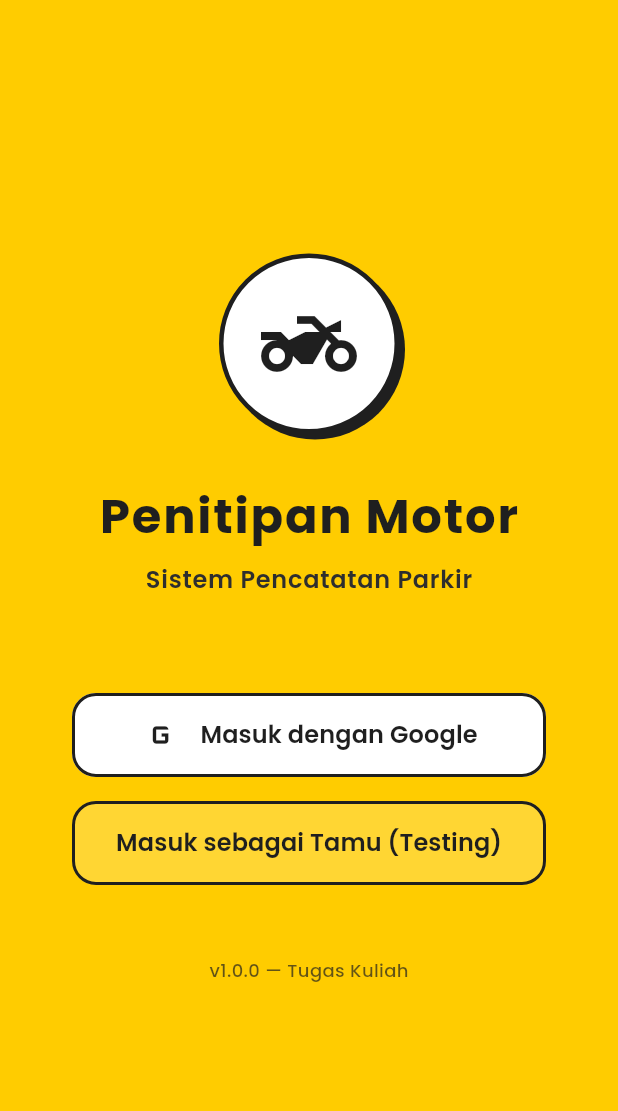
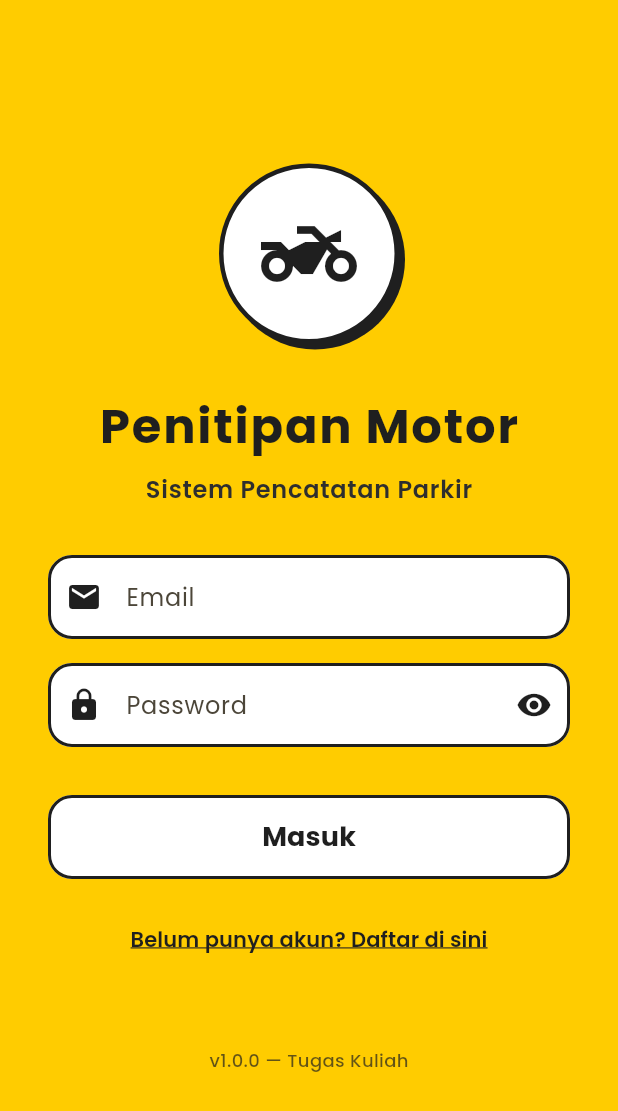
Before and after one commit to JohnyAprtlo/penitipan-motor-app, a Flutter app: the screen it shows after launch, on a phone screen of 412 x 824 dp. Shown: the top 1111 px of the screen. Run offline on Flutter 3.47's test engine with Material 3 defaults, Android fonts, the phone set to English and light mode, and no system bars; our stand-ins replace cloud_firestore, firebase_auth, firebase_core, google_fonts, google_sign_in; accounts and stored records are empty.

Commit message:
Migrate to Email Auth

```diff
--- a/lib/screens/login_screen.dart
+++ b/lib/screens/login_screen.dart
@@ -2,6 +2,7 @@ import 'package:flutter/material.dart';
 import '../services/auth_service.dart';
 import '../utils/constants.dart';
 import 'dashboard_screen.dart';
+import 'register_screen.dart';
 
 class LoginScreen extends StatefulWidget {
   const LoginScreen({super.key});
@@ -13,7 +14,11 @@ class LoginScreen extends StatefulWidget {
 class _LoginScreenState extends State<LoginScreen>
     with SingleTickerProviderStateMixin {
   final AuthService _authService = AuthService();
+  final _formKey = GlobalKey<FormState>();
+  final _emailController = TextEditingController();
+  final _passwordController = TextEditingController();
   bool _isLoading = false;
+  bool _obscurePassword = true;
   late AnimationController _animController;
   late Animation<double> _fadeAnim;
 
@@ -34,47 +39,39 @@ class _LoginScreenState extends State<LoginScreen>
   @override
   void dispose() {
     _animController.dispose();
+    _emailController.dispose();
+    _passwordController.dispose();
     super.dispose();
   }
 
-  Future<void> _handleGoogleSignIn() async {
+  Future<void> _handleLogin() async {
+    if (!_formKey.currentState!.validate()) return;
+
     setState(() => _isLoading = true);
-    final user = await _authService.signInWithGoogle();
-    setState(() => _isLoading = false);
+
+    try {
+      final user = await _authService.loginWithEmailPassword(
+        _emailController.text.trim(),
+        _passwordController.text,
+      );
 
       if (user != null && mounted) {
         Navigator.pushReplacement(
           context,
           MaterialPageRoute(builder: (_) => const DashboardScreen()),
         );
-    } else if (mounted) {
+      }
+    } catch (e) {
+      if (mounted) {
         ScaffoldMessenger.of(context).showSnackBar(
           const SnackBar(
-          content: Text('Login dibatalkan atau gagal'),
+            content: Text('Email atau Password salah.'),
             backgroundColor: AppColors.danger,
           ),
         );
       }
-  }
-
-  Future<void> _handleAnonymousSignIn() async {
-    setState(() => _isLoading = true);
-    final user = await _authService.signInAnonymously();
-    if (!mounted) return;
-    setState(() => _isLoading = false);
-
-    if (user != null) {
-      Navigator.pushReplacement(
-        context,
-        MaterialPageRoute(builder: (_) => const DashboardScreen()),
-      );
-    } else {
-      ScaffoldMessenger.of(context).showSnackBar(
-        const SnackBar(
-          content: Text('Login Guest gagal, cek setingan Firebase Auth'),
-          backgroundColor: AppColors.danger,
-        ),
-      );
+    } finally {
+      if (mounted) setState(() => _isLoading = false);
     }
   }
 
@@ -137,18 +134,85 @@ class _LoginScreenState extends State<LoginScreen>
                     letterSpacing: 0.5,
                   ),
                 ),
-                const SizedBox(height: 64),
+                const SizedBox(height: 32),
+
+                // Form Login
+                Padding(
+                  padding: const EdgeInsets.symmetric(horizontal: 32),
+                  child: Form(
+                    key: _formKey,
+                    child: Column(
+                      children: [
+                        TextFormField(
+                          controller: _emailController,
+                          keyboardType: TextInputType.emailAddress,
+                          decoration: InputDecoration(
+                            hintText: 'Email',
+                            prefixIcon: const Icon(Icons.email, color: AppColors.textPrimary),
+                            filled: true,
+                            fillColor: AppColors.surface,
+                            border: OutlineInputBorder(
+                              borderRadius: BorderRadius.circular(16),
+                              borderSide: const BorderSide(color: AppColors.textPrimary, width: 2),
+                            ),
+                            enabledBorder: OutlineInputBorder(
+                              borderRadius: BorderRadius.circular(16),
+                              borderSide: const BorderSide(color: AppColors.textPrimary, width: 2),
+                            ),
+                            focusedBorder: OutlineInputBorder(
+                              borderRadius: BorderRadius.circular(16),
+                              borderSide: const BorderSide(color: AppColors.textPrimary, width: 3),
+                            ),
+                          ),
+                          validator: (value) {
+                            if (value == null || value.isEmpty) return 'Email wajib diisi';
+                            return null;
+                          },
+                        ),
+                        const SizedBox(height: 16),
+                        TextFormField(
+                          controller: _passwordController,
+                          obscureText: _obscurePassword,
+                          decoration: InputDecoration(
+                            hintText: 'Password',
+                            prefixIcon: const Icon(Icons.lock, color: AppColors.textPrimary),
+                            suffixIcon: IconButton(
+                              icon: Icon(
+                                _obscurePassword ? Icons.visibility : Icons.visibility_off,
+                                color: AppColors.textPrimary,
+                              ),
+                              onPressed: () => setState(() => _obscurePassword = !_obscurePassword),
+                            ),
+                            filled: true,
+                            fillColor: AppColors.surface,
+                            border: OutlineInputBorder(
+                              borderRadius: BorderRadius.circular(16),
+                              borderSide: const BorderSide(color: AppColors.textPrimary, width: 2),
+                            ),
+                            enabledBorder: OutlineInputBorder(
+                              borderRadius: BorderRadius.circular(16),
+                              borderSide: const BorderSide(color: AppColors.textPrimary, width: 2),
+                            ),
+                            focusedBorder: OutlineInputBorder(
+                              borderRadius: BorderRadius.circular(16),
+                              borderSide: const BorderSide(color: AppColors.textPrimary, width: 3),
+                            ),
+                          ),
+                          validator: (value) {
+                            if (value == null || value.isEmpty) return 'Password wajib diisi';
+                            return null;
+                          },
+                        ),
+                        const SizedBox(height: 32),
 
                         // Login Button
-                Padding(
-                  padding: const EdgeInsets.symmetric(horizontal: 48),
-                  child: SizedBox(
+                        SizedBox(
                           width: double.infinity,
                           height: 56,
                           child: ElevatedButton(
-                      onPressed: _isLoading ? null : _handleGoogleSignIn,
+                            onPressed: _isLoading ? null : _handleLogin,
                             style: ElevatedButton.styleFrom(
-                        backgroundColor: Colors.white,
+                              backgroundColor: AppColors.surface,
                               foregroundColor: AppColors.textPrimary,
                               elevation: 0,
                               shape: RoundedRectangleBorder(
@@ -157,72 +221,36 @@ class _LoginScreenState extends State<LoginScreen>
                               ),
                             ),
                             child: _isLoading
-                          ? const SizedBox(
-                              width: 24,
-                              height: 24,
-                              child: CircularProgressIndicator(
-                                strokeWidth: 2.5,
-                                color: AppColors.primary,
-                              ),
-                            )
-                          : Row(
-                              mainAxisAlignment: MainAxisAlignment.center,
-                              children: [
-                                Image.network(
-                                  'https://www.gstatic.com/firebasejs/ui/2.0.0/images/auth/google.svg',
-                                  height: 24,
-                                  width: 24,
-                                      errorBuilder: (context, error, stackTrace) =>
-                                      const Icon(Icons.g_mobiledata, size: 28),
-                                ),
-                                const SizedBox(width: 12),
-                                const Text(
-                                  'Masuk dengan Google',
+                                ? const CircularProgressIndicator(color: AppColors.primary)
+                                : const Text(
+                                    'Masuk',
                                     style: TextStyle(
-                                    fontSize: 16,
-                                    fontWeight: FontWeight.w600,
-                                  ),
-                                ),
-                              ],
+                                      fontSize: 18,
+                                      fontWeight: FontWeight.bold,
                                     ),
                                   ),
                           ),
                         ),
                         const SizedBox(height: 16),
 
-                // Guest / Testing Button
-                Padding(
-                  padding: const EdgeInsets.symmetric(horizontal: 48),
-                  child: SizedBox(
-                    width: double.infinity,
-                    height: 56,
-                    child: OutlinedButton(
-                      onPressed: _isLoading ? null : _handleAnonymousSignIn,
-                      style: OutlinedButton.styleFrom(
-                        foregroundColor: AppColors.textPrimary,
-                        backgroundColor: AppColors.primaryLight,
-                        side: const BorderSide(color: AppColors.textPrimary, width: 2),
-                        shape: RoundedRectangleBorder(
-                          borderRadius: BorderRadius.circular(16),
-                        ),
-                        elevation: 0,
-                      ),
-                      child: _isLoading
-                          ? const SizedBox(
-                              width: 24,
-                              height: 24,
-                              child: CircularProgressIndicator(
-                                strokeWidth: 2.5,
-                                color: Colors.white,
-                              ),
-                            )
-                          : const Text(
-                              'Masuk sebagai Tamu (Testing)',
+                        // Link to Register
+                        TextButton(
+                          onPressed: () {
+                            Navigator.push(
+                              context,
+                              MaterialPageRoute(builder: (_) => const RegisterScreen()),
+                            );
+                          },
+                          child: const Text(
+                            'Belum punya akun? Daftar di sini',
                             style: TextStyle(
-                                fontSize: 16,
+                              color: AppColors.textPrimary,
                               fontWeight: FontWeight.w600,
+                              decoration: TextDecoration.underline,
                             ),
                           ),
+                        ),
+                      ],
                     ),
                   ),
                 ),
```
Also changed, not shown: lib/screens/register_screen.dart (added, +211 -0 lines), lib/services/auth_service.dart (+30 -33 lines). Lines whose indentation alone changed are shown as unchanged.
